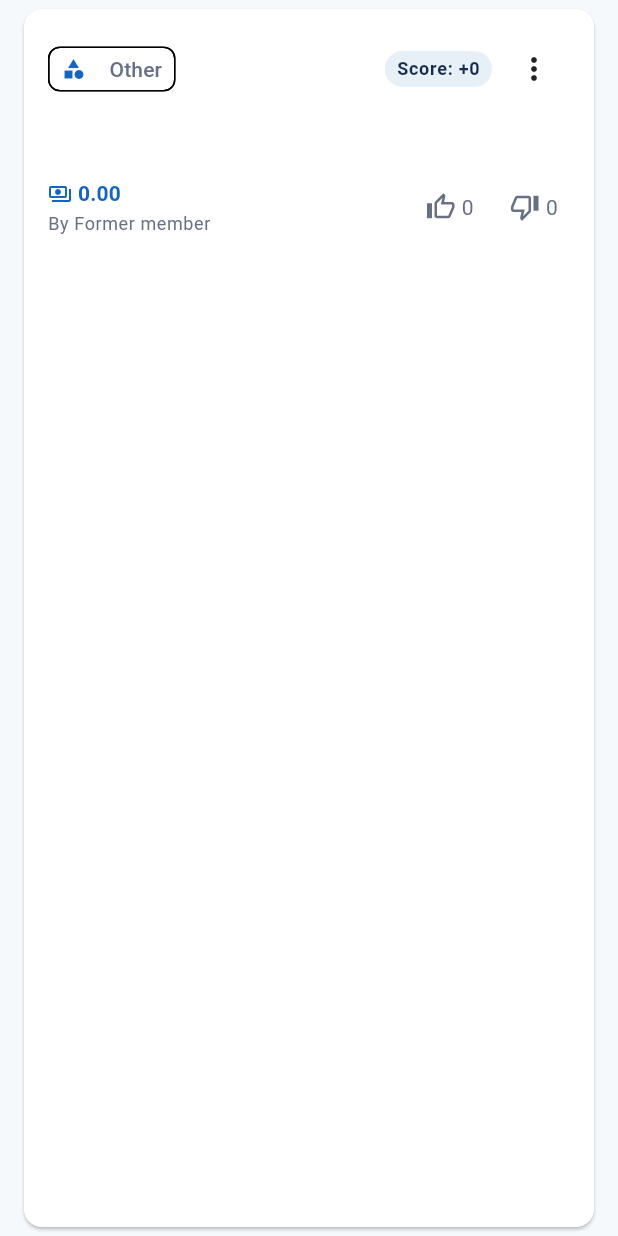
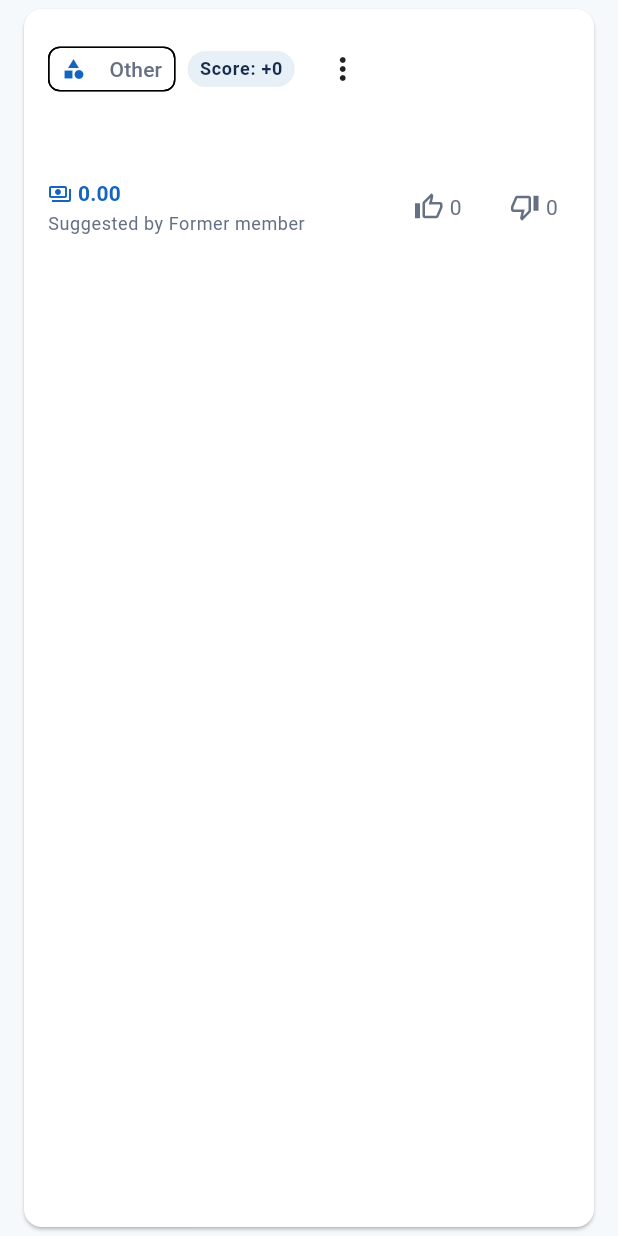
Before and after one commit to Aayush049/wayfound, a Flutter app: the SuggestionCard widget shown alone on an empty page, opened directly with empty values, on a phone screen of 412 x 824 dp. Run offline on Flutter 3.47's test engine with Material 3 defaults, Android fonts, the phone set to English and light mode, and no system bars; our stand-ins replace cloud_firestore, firebase_auth, firebase_core, flutter_riverpod, go_router, google_sign_in and 1 more; accounts and stored records are empty.

Commit message:
fix(expenses,ui): resolve format exception on invalid amounts and responsive layout overflows
- Implement robust tryParseMinorUnits returning error messages instead of throwing FormatException on invalid amounts
- Fix SuggestionCard and ItineraryItemTile layout overflows at 320/360 dp with 1.3 text scale using Wrap and Flexible/Expanded
- Add comprehensive widget tests for expense amount validation and card overflows

Co-Authored-By: Claude Code <noreply@anthropic.com>

```diff
--- a/lib/features/suggestions/presentation/suggestion_card.dart
+++ b/lib/features/suggestions/presentation/suggestion_card.dart
@@ -157,8 +157,11 @@ class _SuggestionCardState extends ConsumerState<SuggestionCard> {
         child: Column(
           crossAxisAlignment: CrossAxisAlignment.start,
           children: [
-            // Header: Category chip, Score badge & Overflow menu
-            Row(
+            // Header: Wrap containing all header elements (category chip, day chip, score badge, menu)
+            Wrap(
+              spacing: 8,
+              runSpacing: 6,
+              crossAxisAlignment: WrapCrossAlignment.center,
               children: [
                 Chip(
                   avatar: Icon(categoryInfo.icon, size: 16),
@@ -167,8 +170,7 @@ class _SuggestionCardState extends ConsumerState<SuggestionCard> {
                   visualDensity: VisualDensity.compact,
                 ),
                 if (widget.suggestion.isScheduled &&
-                    widget.suggestion.dayIndex != null) ...[
-                  const SizedBox(width: 6),
+                    widget.suggestion.dayIndex != null)
                   Chip(
                     avatar: Icon(
                       Icons.event,
@@ -185,8 +187,6 @@ class _SuggestionCardState extends ConsumerState<SuggestionCard> {
                     padding: EdgeInsets.zero,
                     visualDensity: VisualDensity.compact,
                   ),
-                ],
-                const Spacer(),
                 // Score Badge
                 Container(
                   padding: const EdgeInsets.symmetric(
@@ -204,10 +204,11 @@ class _SuggestionCardState extends ConsumerState<SuggestionCard> {
                     ),
                   ),
                 ),
-                if (_canEditOrDelete) ...[
-                  const SizedBox(width: 4),
+                if (_canEditOrDelete)
                   PopupMenuButton<String>(
                     icon: const Icon(Icons.more_vert),
+                    padding: EdgeInsets.zero,
+                    constraints: const BoxConstraints(),
                     onSelected: (value) {
                       if (value == 'edit') {
                         context.push(
@@ -237,7 +238,7 @@ class _SuggestionCardState extends ConsumerState<SuggestionCard> {
                               size: 20,
                               color: theme.colorScheme.error,
                             ),
-                            const SizedBox(width: 8),
+                            SizedBox(width: 8),
                             Text(
                               'Delete',
                               style: TextStyle(color: theme.colorScheme.error),
@@ -247,7 +248,6 @@ class _SuggestionCardState extends ConsumerState<SuggestionCard> {
                       ),
                     ],
                   ),
-                ],
               ],
             ),
 
@@ -274,8 +274,55 @@ class _SuggestionCardState extends ConsumerState<SuggestionCard> {
 
             const SizedBox(height: 12),
 
-            // Footer: Cost & Author info on left, Vote buttons on right
+            // Footer: Cost & Author info & Vote buttons in responsive layout
+            LayoutBuilder(
+              builder: (context, constraints) {
+                if (constraints.maxWidth < 340) {
+                  return Column(
+                    crossAxisAlignment: CrossAxisAlignment.start,
+                    children: [
+                      if (costText != null) ...[
                         Row(
+                          children: [
+                            Icon(
+                              Icons.payments_outlined,
+                              size: 16,
+                              color: theme.colorScheme.primary,
+                            ),
+                            const SizedBox(width: 4),
+                            Text(
+                              costText,
+                              style: theme.textTheme.labelLarge?.copyWith(
+                                color: theme.colorScheme.primary,
+                                fontWeight: FontWeight.bold,
+                              ),
+                            ),
+                          ],
+                        ),
+                        const SizedBox(height: 2),
+                      ],
+                      Text(
+                        'Suggested by $_authorName',
+                        style: theme.textTheme.bodySmall?.copyWith(
+                          color: theme.colorScheme.onSurfaceVariant,
+                        ),
+                      ),
+                      const SizedBox(height: 8),
+                      Align(
+                        alignment: Alignment.centerRight,
+                        child: VoteButtons(
+                          upCount: widget.suggestion.upCount,
+                          downCount: widget.suggestion.downCount,
+                          myVote: myVote,
+                          onUpVote: () => _handleVote(1),
+                          onDownVote: () => _handleVote(-1),
+                        ),
+                      ),
+                    ],
+                  );
+                }
+
+                return Row(
                   children: [
                     Expanded(
                       child: Column(
@@ -302,7 +349,7 @@ class _SuggestionCardState extends ConsumerState<SuggestionCard> {
                             const SizedBox(height: 2),
                           ],
                           Text(
-                        'By $_authorName',
+                            'Suggested by $_authorName',
                             style: theme.textTheme.bodySmall?.copyWith(
                               color: theme.colorScheme.onSurfaceVariant,
                             ),
@@ -314,11 +361,12 @@ class _SuggestionCardState extends ConsumerState<SuggestionCard> {
                       upCount: widget.suggestion.upCount,
                       downCount: widget.suggestion.downCount,
                       myVote: myVote,
-                  isInFlight: _isVoteInFlight,
                       onUpVote: () => _handleVote(1),
                       onDownVote: () => _handleVote(-1),
                     ),
                   ],
+                );
+              },
             ),
           ],
         ),
--- a/lib/features/suggestions/presentation/vote_buttons.dart
+++ b/lib/features/suggestions/presentation/vote_buttons.dart
@@ -31,8 +31,10 @@ class VoteButtons extends StatelessWidget {
     final activeColor = colorScheme.secondary;
     final inactiveColor = colorScheme.onSurfaceVariant;
 
-    return Row(
-      mainAxisSize: MainAxisSize.min,
+    return Wrap(
+      spacing: 4,
+      runSpacing: 4,
+      crossAxisAlignment: WrapCrossAlignment.center,
       children: [
         // Upvote Button
         Semantics(
```
Also changed, not shown: lib/core/money.dart (+26 -2 lines), lib/features/expenses/domain/expense_validators.dart (+22 -0 lines), lib/features/expenses/presentation/add_edit_expense_screen.dart (+24 -14 lines), lib/features/itinerary/presentation/itinerary_item_tile.dart (+3 -4 lines), 3 other files. Lines whose indentation alone changed are shown as unchanged.
